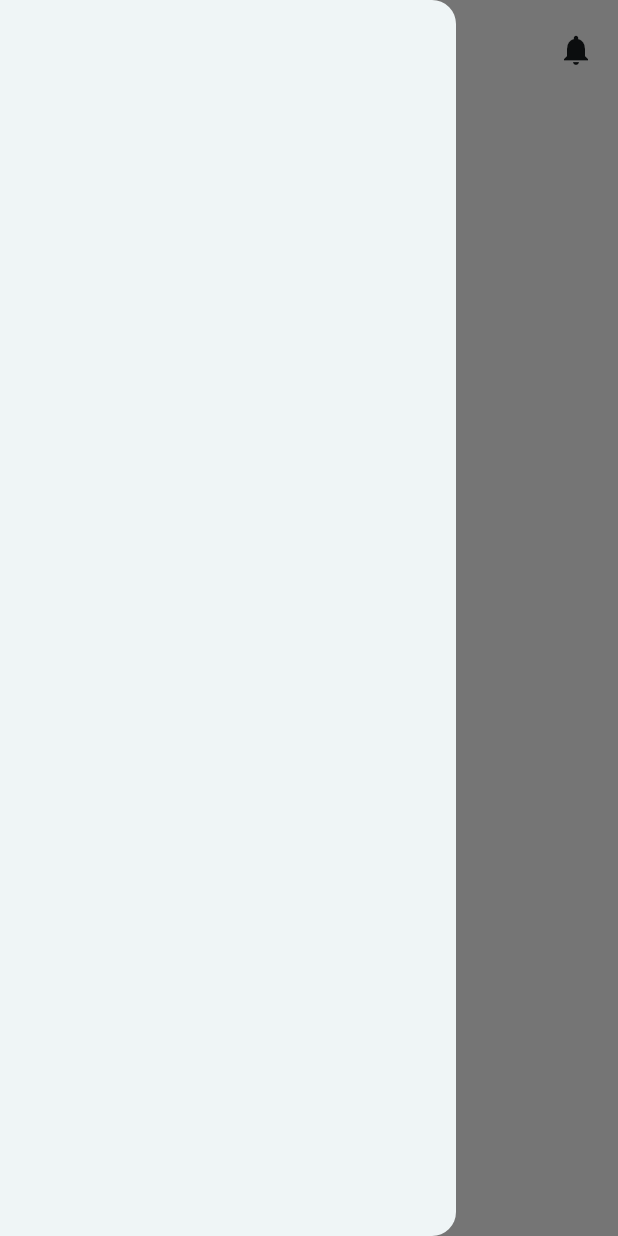
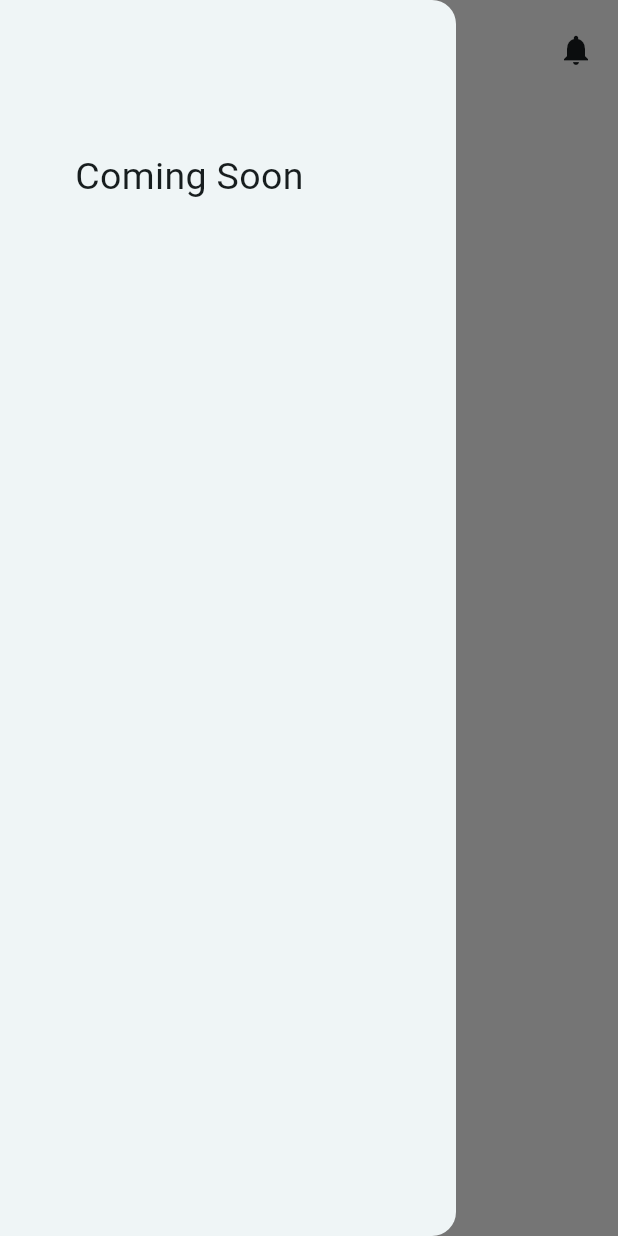
Before and after one commit to TamilikaMdongo/Zenith, a Flutter app: the Home screen opened directly, with the side drawer open, on a phone screen of 412 x 824 dp. Run offline on Flutter 3.47's test engine with Material 3 defaults, Android fonts, the phone set to English and light mode, and no system bars; our stand-ins replace cloud_firestore, firebase_auth, firebase_core, flutter_dotenv, font_awesome_flutter, image_picker and 3 more; missing offline and left inert: dart:ffi, flutter_inappwebview, pay_with_paystack, paystack_for_flutter, qr_code_scanner_plus, ticket_widget; accounts and stored records are empty.

Commit message:
testing phase

```diff
--- a/lib/main.dart
+++ b/lib/main.dart
@@ -1,15 +1,15 @@
-
 
 import 'package:flutter/material.dart';
 import 'package:app/firebase_options.dart';
-import 'package:app/screens/bottom_navbar.dart';
-import 'package:app/screens/register.dart';
 import 'package:firebase_core/firebase_core.dart';
 import 'package:app/screens/splash.dart';
+import 'package:flutter_dotenv/flutter_dotenv.dart';
 
 void main() async {
   WidgetsFlutterBinding.ensureInitialized();
+   await dotenv.load(fileName:".env");
   await Firebase.initializeApp(options: DefaultFirebaseOptions.currentPlatform);
+
   runApp(const MyApp());
 }
 
--- a/lib/screens/discover.dart
+++ b/lib/screens/discover.dart
@@ -5,7 +5,7 @@ class Discover extends StatelessWidget {
   Widget build(BuildContext context) {
     return Scaffold(
       body: Center(
-        child: const Text('Discovery'),
+        child: const Text('Coming soon in the full release'),
       ),
     );
   }
--- a/lib/screens/home.dart
+++ b/lib/screens/home.dart
@@ -61,6 +61,10 @@ class _HomeState extends State<Home> {
     ),
 
     drawer: Drawer(
+      child: Padding(
+        padding: const EdgeInsets.only(top:100.0, left: 50.0, ),
+        child: const Text('Coming Soon', style: TextStyle(fontSize: 25.0),),
+      ),
 
     ),
     body:
--- a/lib/screens/splash.dart
+++ b/lib/screens/splash.dart
@@ -45,6 +45,10 @@ class _SplashScreenState extends State<SplashScreen> {
                 valueColor: AlwaysStoppedAnimation<Color>(Colors.black),
               ),
             ),
+          ),
+          Padding(
+            padding: const EdgeInsets.only(top:500.0),
+            child: const Text('Disclaimer: Please note that our app is currently in the beta phase. While we’re excited to share it with you, not all features are fully implemented, and there may be occasional bugs or performance issues. We appreciate your feedback as we continue to improve the platform, and we thank you for your patience during this early stage'),
           )
         ],
       ),
--- a/lib/screens/widgets/display_events.dart
+++ b/lib/screens/widgets/display_events.dart
@@ -51,7 +51,7 @@ class _DisplayEventsState extends State<DisplayEvents> {
     return Column(children: [
       SizedBox(height: 30,),
       ClipRRect(
-        borderRadius: BorderRadius.circular(40),
+        borderRadius: BorderRadius.circular(20),
 
           child: Card(
 
--- a/pubspec.yaml
+++ b/pubspec.yaml
@@ -50,6 +50,7 @@ dependencies:
   uuid_v4: ^1.0.2
   qr_code_scanner_plus: ^2.0.10+1
   flutter_launcher_icons: ^0.14.3
+  flutter_dotenv: ^5.2.1
 
 dev_dependencies:
   flutter_test:
@@ -86,6 +87,8 @@ flutter:
 
   assets:
   - assets/images/logo.png
+  - .env
+
   #   - images/a_dot_ham.jpeg
 
   # An image asset can refer to one or more resolution-specific "variants", see
```
Also changed, not shown: lib/screens/create_event.dart (+8 -11 lines), lib/screens/widgets/selected_event.dart (+14 -4 lines), pubspec.lock, 1 other file.
